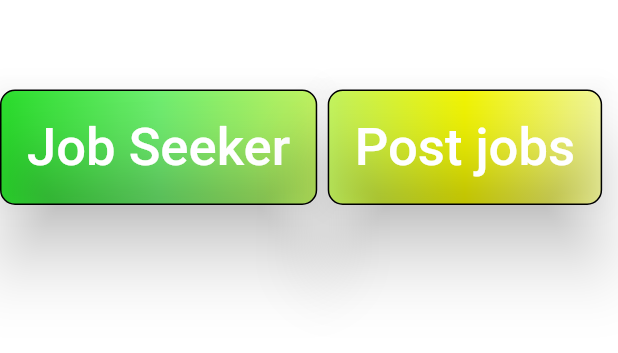
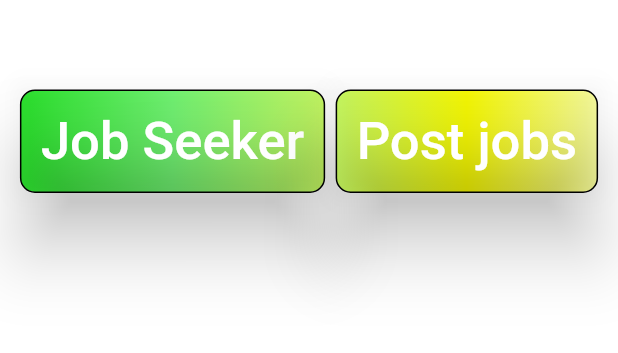
Before and after one commit to SwarajErra/hybrid, a Flutter app: the screen it shows after launch, on a phone screen of 412 x 824 dp, the part 521-874 px from its top. Run offline on Flutter 3.47's test engine with Material 2 defaults, Android fonts, the phone set to English and light mode, and no system bars; drawn by our look-alikes of simple_gradient_text; our stand-ins replace google_fonts, material_floating_search_bar.

Commit message:
job seeker homepage
this all files contain job seeker homepage

```diff
--- a/lib/Jobhomepage/JobhomePage.dart
+++ b/lib/Jobhomepage/JobhomePage.dart
@@ -29,7 +29,7 @@ class _jobhomePageState extends State<jobhomePage> {
         ),
       ),
       endDrawer: navigationDrawer(),
-      body: searchBar(),
+      body: searchBar(key: UniqueKey()),
     );
   }
 }
--- a/lib/startedLogo/Launcher.dart
+++ b/lib/startedLogo/Launcher.dart
@@ -1,7 +1,7 @@
 import 'dart:async';
 import 'package:flutter/cupertino.dart';
 import 'package:flutter/material.dart';
-import './Optionpage.dart';
+import './MakeChoice.dart';
 import 'package:google_fonts/google_fonts.dart';
 
 class launcher extends StatefulWidget {
--- /dev/null
+++ b/lib/startedLogo/MakeChoice.dart
@@ -0,0 +1,124 @@
+import 'package:flutter/material.dart';
+import 'package:google_fonts/google_fonts.dart';
+import 'package:hybrid/Jobhomepage/JobhomePage.dart';
+import 'package:simple_gradient_text/simple_gradient_text.dart';
+
+class MakeChoice extends StatefulWidget {
+  @override
+  _MakeChoiceState createState() => _MakeChoiceState();
+}
+
+class _MakeChoiceState extends State<MakeChoice> {
+  @override
+  Widget build(BuildContext context) {
+    return MaterialApp(
+      home: Scaffold(
+        body: Container(
+          color: Colors.white,
+          child: Column(
+            children: [
+              SizedBox(height:100),
+              Image.asset("Assest/images/logo.png",height: 200,width: 200,alignment: Alignment.center,fit:BoxFit.fill,),
+              Text("GetJob",style: GoogleFonts.roboto(textStyle: TextStyle(fontSize: 40,fontWeight: FontWeight.normal,)),),
+              SizedBox(height: 60),
+              Expanded(
+                child: Row(
+                  crossAxisAlignment: CrossAxisAlignment.center,
+                  mainAxisAlignment: MainAxisAlignment.center,
+                  children: [
+                    Column(
+                      children: [
+                        DecoratedBox(
+                          decoration: BoxDecoration(
+                              borderRadius: BorderRadius.circular(10),
+                              border: Border.all(
+                                color: Colors.black,
+                                width: 1,
+                              ),
+                              gradient: LinearGradient(
+                                  colors: [
+                                    Color(0xff2BE52D),
+                                    Color(0xff73F774),
+                                    Color(0xffC9FC63)
+                                  ],
+                                  begin: Alignment.centerLeft,
+                                  end: Alignment.centerRight)),
+                          child: ElevatedButton(
+                            onPressed: () {
+                              Navigator.push(
+                                context,
+                                MaterialPageRoute(
+                                    builder: (context) => jobhomePage()),
+                              );
+                            },
+                            style: ElevatedButton.styleFrom(
+                              elevation: 20,
+                              padding: EdgeInsets.all(14),
+                              primary: Colors.transparent,
+                            ),
+                            child: GradientText(
+                              'Job Seeker',
+                              style: GoogleFonts.roboto(
+                                textStyle: TextStyle(
+                                  fontSize: 35,
+                                ),
+                              ),
+                              colors: [
+                                Colors.white,
+                                Colors.white,
+                              ],
+                            ),
+                          ),
+                        ),
+                      ],
+                    ),
+                    SizedBox(width: 7),
+                    Column(
+                      children: [
+                        DecoratedBox(
+                          decoration: BoxDecoration(
+                              borderRadius: BorderRadius.circular(10),
+                              border: Border.all(
+                                color: Colors.black,
+                                width: 1,
+                              ),
+                              gradient: LinearGradient(
+                                colors: [
+                                  Color(0xffC9FC63),
+                                  Color(0xffFBFE03),
+                                  Color(0xffFAFFA0),
+                                ],
+                                begin: Alignment.centerLeft,
+                                end: Alignment.centerRight,
+                              )),
+                          child: ElevatedButton(
+                            onPressed: () {},
+                            style: ElevatedButton.styleFrom(
+                                elevation: 20,
+                                padding: EdgeInsets.all(14),
+                                primary: Colors.transparent),
+                            child: GradientText(
+                              'Post jobs',
+                              style: GoogleFonts.roboto(
+                                  textStyle: TextStyle(
+                                fontSize: 35,
+                              )),
+                              colors: [
+                                Colors.white,
+                                Colors.white,
+                              ],
+                            ),
+                          ),
+                        ),
+                      ],
+                    ),
+                  ],
+                ),
+              ),
+            ],
+          ),
+        ),
+      ),
+    );
+  }
+}
```
Also changed, not shown: lib/Jobhomepage/Searchbar.dart (+75 -162 lines), lib/Jobhomepage/floatsearchbar.dart (added, +186 -0 lines), lib/Jobhomepage/searchresultlistview.dart (+3 -10 lines), pubspec.lock.
